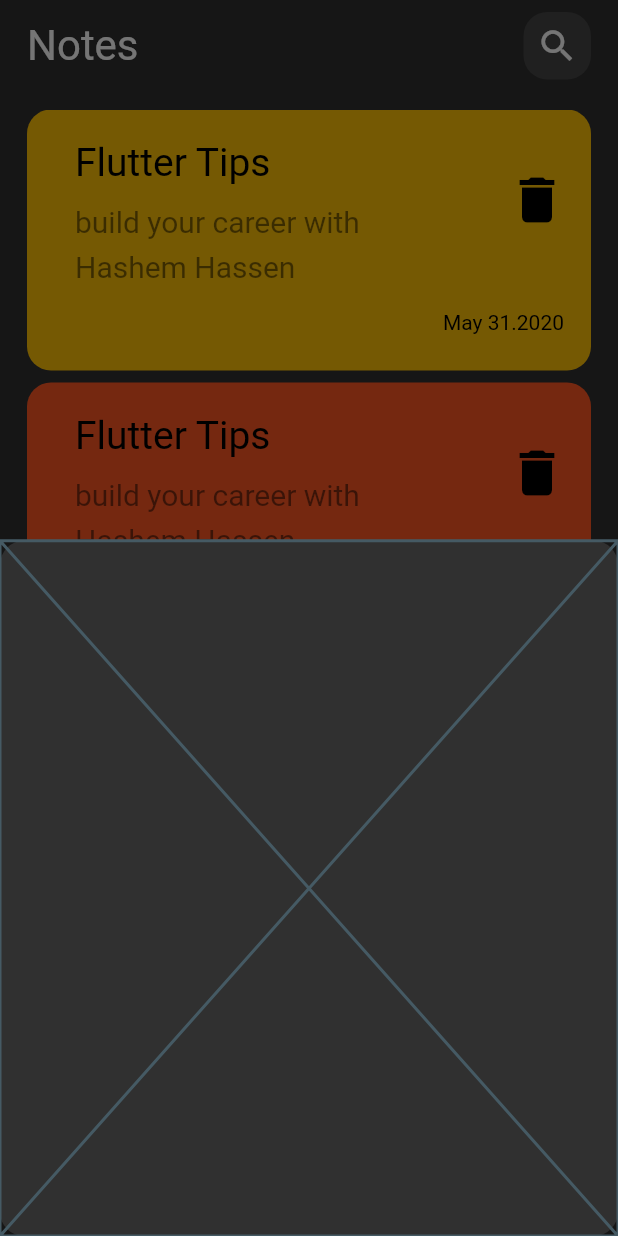
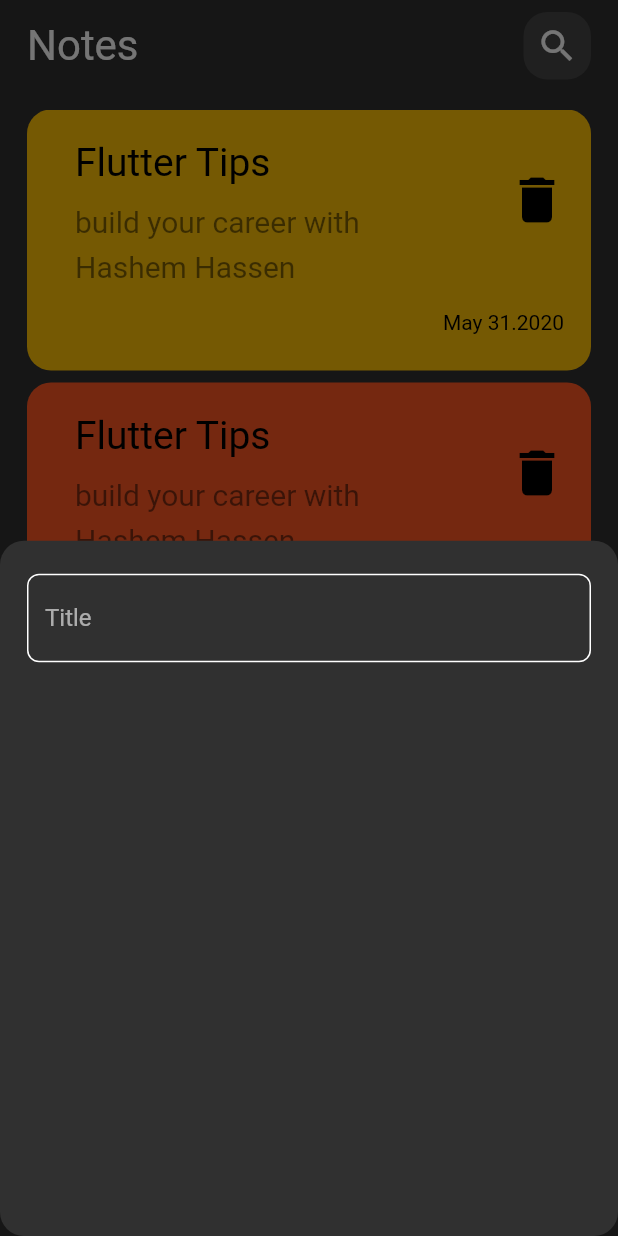
Before and after one commit to hashem2770/note-app, a Flutter app: the screen it shows after launch, after a tap on the "add" icon, on a phone screen of 412 x 824 dp. Run offline on Flutter 3.47's test engine with Material 2 defaults, Android fonts, the phone set to English and light mode, and no system bars.

Commit message:
create custom text field

```diff
--- /dev/null
+++ b/lib/constant.dart
@@ -0,0 +1,3 @@
+import 'package:flutter/material.dart';
+
+const kPrimaryColor= Color(0xff62FCD7);
--- a/lib/views/widgets/add_note_bottom_sheet.dart
+++ b/lib/views/widgets/add_note_bottom_sheet.dart
@@ -1,10 +1,20 @@
 import 'package:flutter/material.dart';
+
+import 'custom_text_field.dart';
 
 class AddNoteBottomSheet extends StatelessWidget {
   const AddNoteBottomSheet({Key? key}) : super(key: key);
 
   @override
   Widget build(BuildContext context) {
-    return const Placeholder();
+    return Padding(
+      padding: const EdgeInsets.symmetric(horizontal: 18.0),
+      child: Column(
+        children: [
+          SizedBox(height: 22,),
+          CustomTextField(),
+        ],
+      ),
+    );
   }
 }
--- /dev/null
+++ b/lib/views/widgets/custom_text_field.dart
@@ -0,0 +1,26 @@
+import 'package:flutter/material.dart';
+import 'package:note_app/constant.dart';
+class CustomTextField extends StatelessWidget {
+  const CustomTextField({Key? key}) : super(key: key);
+
+  @override
+  Widget build(BuildContext context) {
+    return TextField(
+      cursorColor: kPrimaryColor,
+      decoration: InputDecoration(
+        hintText: 'Title',
+        border: buildBorder(),
+        enabledBorder: buildBorder(),
+        focusedBorder: buildBorder(kPrimaryColor),
+      ),
+    );
+  }
+  OutlineInputBorder buildBorder([color]){
+    return OutlineInputBorder(
+        borderRadius: BorderRadius.circular(8),
+      borderSide: BorderSide(
+        color:color?? Colors.white
+      )
+    );
+  }
+}
```
